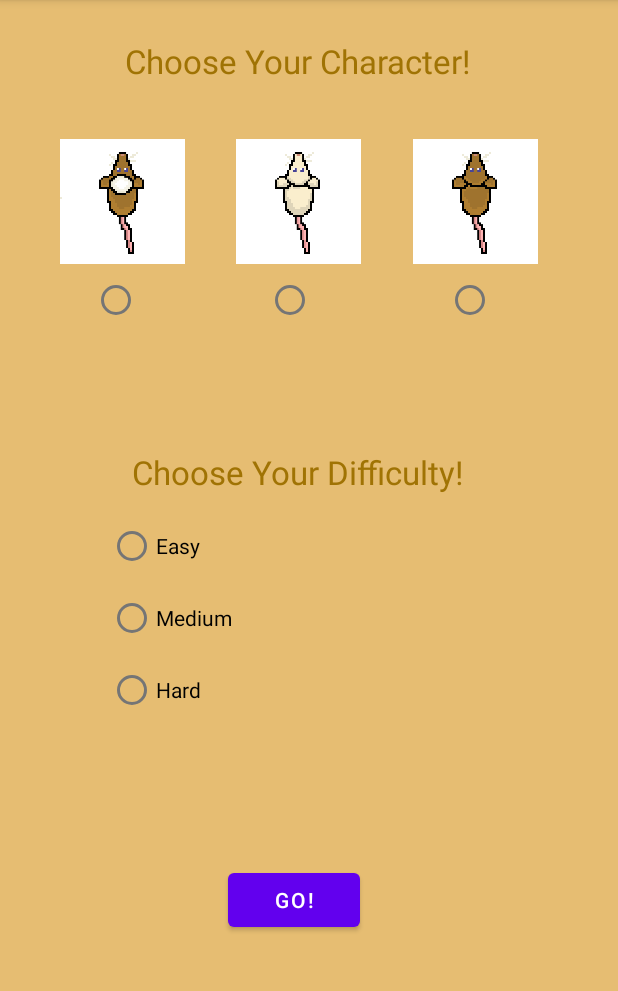
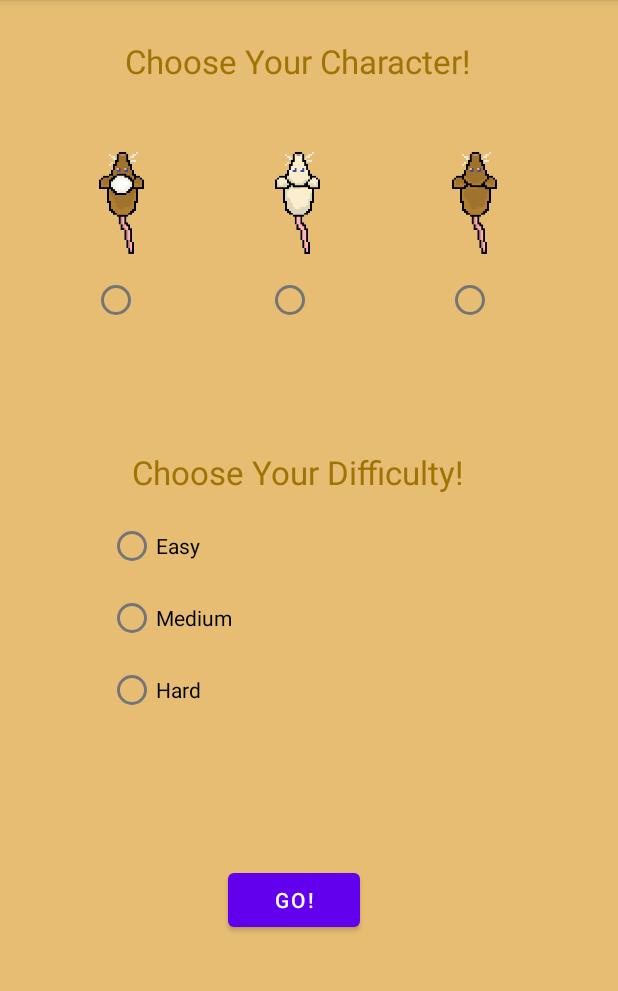
Before and after one commit to NamkhangNLe/Cross-The-Road-Game, an Android app: the MainActivity2 screen opened directly, with no data from a screen before it, on a phone screen of 412 x 824 dp, the part 84-1075 px from its top. Run offline under Robolectric (Android 15) with nearby library versions, the phone set to English and light mode, and no system bars.

Commit message:
Updated char sprites to transparent ones

```diff
--- a/CrossTheRoad/app/src/main/java/com/example/myapplication/MainActivity4.java
+++ b/CrossTheRoad/app/src/main/java/com/example/myapplication/MainActivity4.java
@@ -45,11 +45,11 @@ public class MainActivity4 extends AppCompatActivity {
         ImageView characterSprite = (ImageView) findViewById(R.id.charSprite);
         Context context = getApplicationContext();
         if (character == "char1") {
-            characterSprite.setImageDrawable(ResourcesCompat.getDrawable(getResources(), R.drawable.char_1, null));
+            characterSprite.setImageDrawable(ResourcesCompat.getDrawable(getResources(), R.drawable.mouse, null));
         } else if (character == "char2") {
-            characterSprite.setImageDrawable(ResourcesCompat.getDrawable(getResources(), R.drawable.char_2, null));
+            characterSprite.setImageDrawable(ResourcesCompat.getDrawable(getResources(), R.drawable.rat, null));
         } else {
-            characterSprite.setImageDrawable(ResourcesCompat.getDrawable(getResources(), R.drawable.char_3, null));
+            characterSprite.setImageDrawable(ResourcesCompat.getDrawable(getResources(), R.drawable.remy, null));
         }
     }
 }
--- a/CrossTheRoad/app/src/main/res/layout/activity_main2.xml
+++ b/CrossTheRoad/app/src/main/res/layout/activity_main2.xml
@@ -78,7 +78,7 @@
         android:layout_marginTop="26dp"
         app:layout_constraintStart_toStartOf="parent"
         app:layout_constraintTop_toTopOf="parent"
-        app:srcCompat="@drawable/char_1" />
+        app:srcCompat="@drawable/mouse" />
 
     <ImageView
         android:id="@+id/imageView2"
@@ -88,7 +88,7 @@
         android:layout_marginTop="26dp"
         app:layout_constraintStart_toStartOf="parent"
         app:layout_constraintTop_toTopOf="parent"
-        app:srcCompat="@drawable/char_2" />
+        app:srcCompat="@drawable/rat" />
 
     <ImageView
         android:id="@+id/imageView3"
@@ -98,7 +98,7 @@
         android:layout_marginTop="26dp"
         app:layout_constraintStart_toStartOf="parent"
         app:layout_constraintTop_toTopOf="parent"
-        app:srcCompat="@drawable/char_3" />
+        app:srcCompat="@drawable/remy" />
 
     <RadioGroup
         android:id="@+id/charRadioGroup"
```
Also changed, not shown: CrossTheRoad/app/src/main/res/drawable/mouse.PNG (added), CrossTheRoad/app/src/main/res/drawable/rat.PNG (added), CrossTheRoad/app/src/main/res/drawable/remy.PNG (added).
